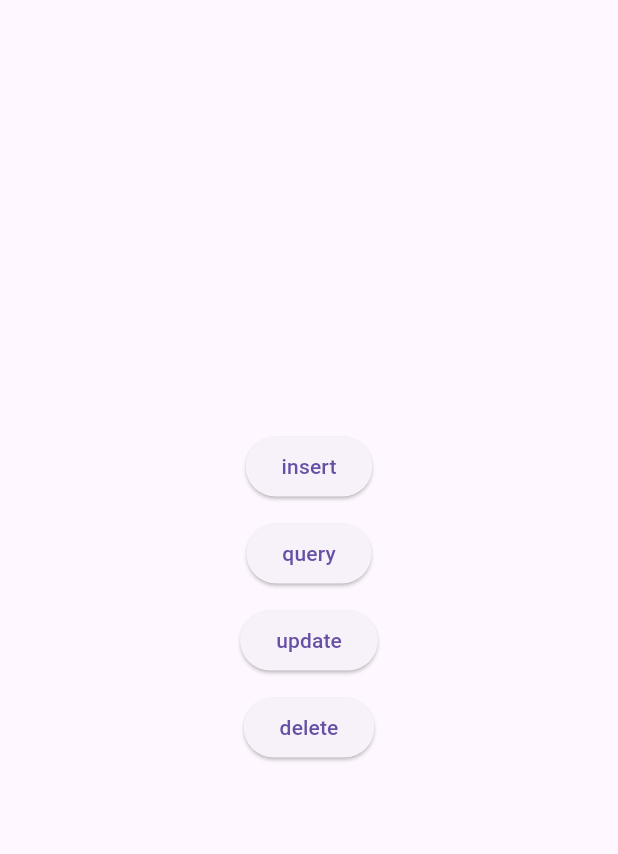
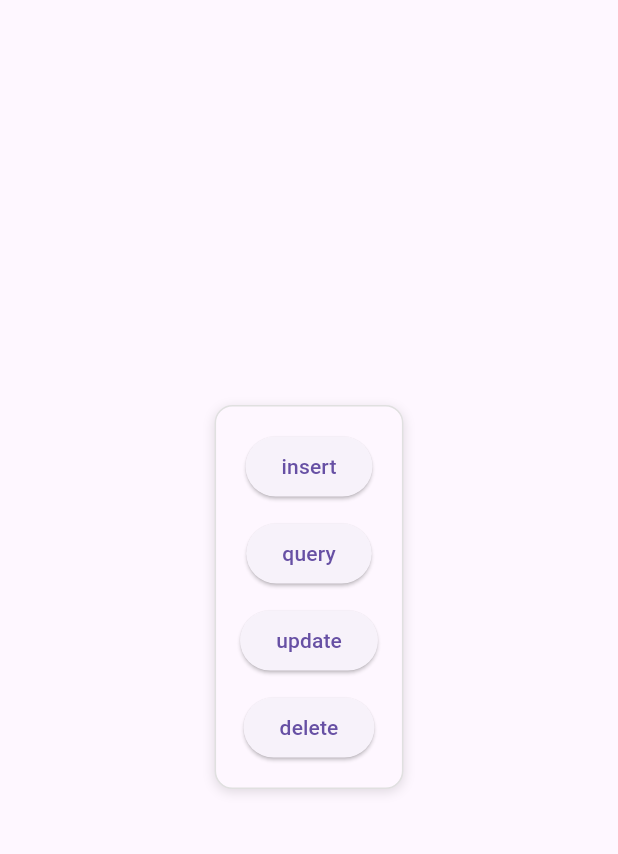
Before and after one commit to hasmika123/inclass10, a Flutter app: the screen it shows after launch, on a phone screen of 412 x 824 dp, the part 63-917 px from its top. Run offline on Flutter 3.47's test engine with Material 3 defaults, Android fonts, the phone set to English and light mode, and no system bars; our stand-ins replace sqflite; accounts and stored records are empty.

Commit message:
Final edits & changes.

```diff
--- a/lib/main.dart
+++ b/lib/main.dart
@@ -4,426 +4,108 @@ import './services/database_helper.dart';
 // Here we are using a global variable. You can use something like
 // get_it in a production app.
 
-
-
 final dbHelper = DatabaseHelper();
-
-
-
-
-
-
-
-
-
 Future<void> main() async {
-
-
-
   WidgetsFlutterBinding.ensureInitialized();
-
-
-
   // initialize the database
-
-
-
   await dbHelper.init();
-
-
-
   runApp(const MyApp());
-
-
-
 }
 
-
-
-
-
-
-
-
-
 class MyApp extends StatelessWidget {
-
-
-
   const MyApp({super.key});
-
-
-
-
-
-
-
-
-
   @override
 
-
-
   Widget build(BuildContext context) {
-
-
-
     return MaterialApp(
-
-
-
       title: 'SQFlite Demo',
-
-
-
       theme: ThemeData(
-
-
-
         primarySwatch: Colors.blue,
-
-
-
       ),
-
-
-
       home: const MyHomePage(),
-
-
-
     );
-
-
-
   }
-
-
-
 }
-
-
-
-
-
-
-
-
-
 class MyHomePage extends StatelessWidget {
-
-
-
   const MyHomePage({super.key});
-
-
-
-
-
-
-
-
-
   // homepage layout
-
-
-
   @override
-
-
-
   Widget build(BuildContext context) {
-
-
-
     return Scaffold(
-
-
-
       appBar: AppBar(
-
-
-
         title: const Text('sqflite'),
-
-
-
       ),
-
-
-
       body: Center(
-
-
-
+        child: Container(
+          padding: const EdgeInsets.all(16.0),
+          decoration: BoxDecoration(
+            color: Theme.of(context).cardColor,
+            border: Border.all(color: Colors.grey.shade300),
+            borderRadius: BorderRadius.circular(12.0),
+            boxShadow: const [
+              BoxShadow(color: Colors.black12, blurRadius: 6.0, offset: Offset(0, 2)),
+            ],
+          ),
           child: Column(
-
-
-
+            mainAxisSize: MainAxisSize.min,
             mainAxisAlignment: MainAxisAlignment.center,
-
-
-
             children: <Widget>[
-
-
-
               ElevatedButton(
-
-
-
                 onPressed: _insert,
-
-
-
                 child: const Text('insert'),
-
-
-
               ),
-
-
-
               const SizedBox(height: 10),
-
-
-
               ElevatedButton(
-
-
-
                 onPressed: _query,
-
-
-
                 child: const Text('query'),
-
-
-
               ),
-
-
-
               const SizedBox(height: 10),
-
-
-
               ElevatedButton(
-
-
-
                 onPressed: _update,
-
-
-
                 child: const Text('update'),
-
-
-
               ),
-
-
-
               const SizedBox(height: 10),
-
-
-
               ElevatedButton(
-
-
-
                 onPressed: _delete,
-
-
-
                 child: const Text('delete'),
-
-
-
               ),
-
-
-
             ],
-
-
-
           ),
-
-
-
         ),
-
-
-
+      ),
     );
-
-
-
   }
-
-
-
-
-
-
-
-
-
   // Button onPressed methods
-
-
-
-
-
-
-
-
-
   void _insert() async {
-
-
-
     // row to insert
-
-
-
     Map<String, dynamic> row = {
-
-
-
       DatabaseHelper.columnName: 'Bob',
-
-
-
       DatabaseHelper.columnAge: 23
-
-
-
     };
-
-
-
     final id = await dbHelper.insert(row);
-
-
-
     debugPrint('inserted row id: $id');
-
-
-
   }
-
-
-
-
-
-
-
-
-
   void _query() async {
-
-
-
     final allRows = await dbHelper.queryAllRows();
-
-
-
     debugPrint('query all rows:');
-
-
-
     for (final row in allRows) {
-
-
-
       debugPrint(row.toString());
-
-
-
     }
-
-
-
   }
-
-
-
-
-
-
-
-
-
   void _update() async {
-
-
-
     // row to update
-
-
-
     Map<String, dynamic> row = {
-
-
-
       DatabaseHelper.columnId: 1,
-
-
-
       DatabaseHelper.columnName: 'Mary',
-
-
-
       DatabaseHelper.columnAge: 32
-
-
-
     };
-
-
-
     final rowsAffected = await dbHelper.update(row);
-
-
-
     debugPrint('updated $rowsAffected row(s)');
-
-
-
   }
-
-
-
-
-
-
-
-
-
   void _delete() async {
-
-
-
     // Assuming that the number of rows is the id for the last row.
-
-
-
     final id = await dbHelper.queryRowCount();
-
-
-
     final rowsDeleted = await dbHelper.delete(id);
-
-
-
     debugPrint('deleted $rowsDeleted row(s): row $id');
-
-
-
   }
-
-
-
 }
```
Lines whose indentation alone changed are shown as unchanged.
